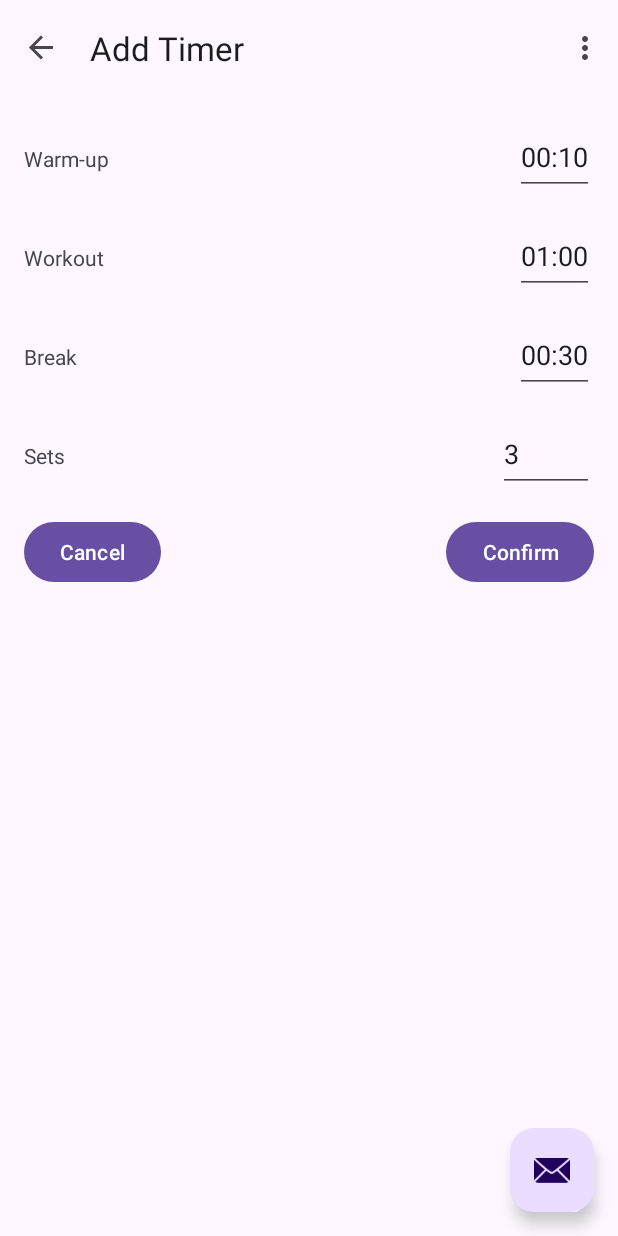
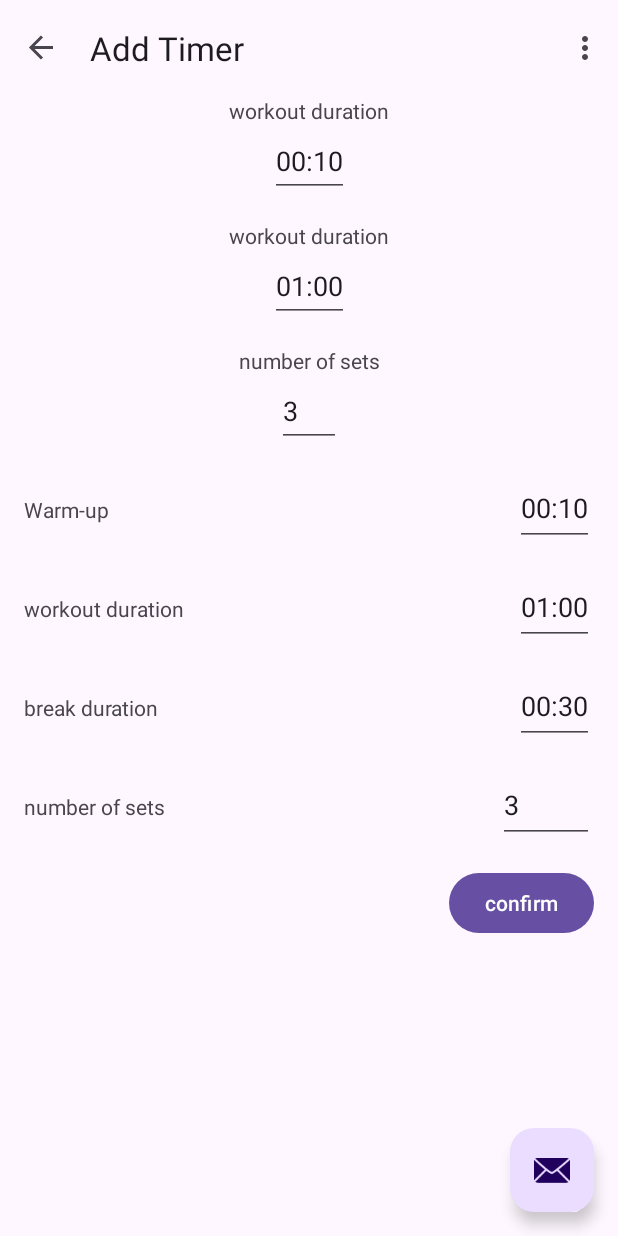
Before and after one commit to felixmerz00/workout-timer, an Android app: the AddTimer screen opened through its navigation route, on a phone screen of 412 x 824 dp. Run offline under Robolectric (Android 15) with nearby library versions, the phone set to English and light mode, and no system bars; our stand-ins replace navigation-ui.

Commit message:
create timer updated layout

```diff
--- a/app/src/main/res/layout/fragment_add_timer.xml
+++ b/app/src/main/res/layout/fragment_add_timer.xml
@@ -1,8 +1,93 @@
 <?xml version="1.0" encoding="utf-8"?>
 <androidx.constraintlayout.widget.ConstraintLayout xmlns:android="http://schemas.android.com/apk/res/android"
     xmlns:app="http://schemas.android.com/apk/res-auto"
+    xmlns:tools="http://schemas.android.com/tools"
     android:layout_width="match_parent"
     android:layout_height="match_parent" >
+
+    <androidx.constraintlayout.widget.ConstraintLayout
+        android:id="@+id/ConstraintLayoutChild"
+        android:layout_width="match_parent"
+        android:layout_height="wrap_content"
+        app:layout_constraintTop_toTopOf="parent"
+        app:layout_constraintStart_toStartOf="parent"
+        app:layout_constraintEnd_toEndOf="parent"
+        app:layout_constraintBottom_toTopOf="@id/LinearLayoutWarmUp">
+
+
+        <TextView
+            android:id="@+id/tfWoDuration"
+            android:layout_width="wrap_content"
+            android:layout_height="wrap_content"
+            android:text="@string/workout"
+            android:layout_marginTop="16dp"
+            app:layout_constraintTop_toTopOf="parent"
+            app:layout_constraintStart_toStartOf="parent"
+            app:layout_constraintEnd_toEndOf="parent"
+            app:layout_constraintBottom_toTopOf="@id/etWoDuration"/>
+
+        <EditText
+            android:id="@+id/etWoDuration"
+            android:layout_width="wrap_content"
+            android:layout_height="48dp"
+            android:inputType="time"
+            android:text="@string/warm_up_initial_value"
+            android:importantForAutofill="no"
+            app:layout_constraintTop_toBottomOf="@id/tfWoDuration"
+            app:layout_constraintStart_toStartOf="parent"
+            app:layout_constraintEnd_toEndOf="parent"
+            app:layout_constraintBottom_toTopOf="@id/tfBreakDuration"/>
+
+        <TextView
+            android:id="@+id/tfBreakDuration"
+            android:layout_width="wrap_content"
+            android:layout_height="wrap_content"
+            android:text="@string/workout"
+            android:layout_marginTop="16dp"
+            app:layout_constraintTop_toBottomOf="@id/etWoDuration"
+            app:layout_constraintStart_toStartOf="parent"
+            app:layout_constraintEnd_toEndOf="parent"
+            app:layout_constraintBottom_toTopOf="@id/etBreakDuration"
+            />
+
+        <EditText
+            android:id="@+id/etBreakDuration"
+            android:layout_width="wrap_content"
+            android:layout_height="48dp"
+            android:inputType="time"
+            android:text="@string/workout_initial_value"
+            android:importantForAutofill="no"
+            app:layout_constraintTop_toBottomOf="@id/tfBreakDuration"
+            app:layout_constraintStart_toStartOf="parent"
+            app:layout_constraintEnd_toEndOf="parent"
+            app:layout_constraintBottom_toTopOf="@id/tvNumSets" />
+
+        <TextView
+            android:id="@+id/tvNumSets"
+            android:layout_width="wrap_content"
+            android:layout_height="wrap_content"
+            android:text="@string/sets"
+            android:layout_marginTop="16dp"
+            app:layout_constraintTop_toBottomOf="@id/etBreakDuration"
+            app:layout_constraintStart_toStartOf="parent"
+            app:layout_constraintEnd_toEndOf="parent"
+            app:layout_constraintBottom_toTopOf="@id/etNumSets" />
+
+        <EditText
+            android:id="@+id/etNumSets"
+            android:layout_width="wrap_content"
+            android:layout_height="48dp"
+            android:ems="2"
+            android:hint="@string/hint_number_sets"
+            android:text="@string/sets_initial_value"
+            android:inputType="number"
+            android:importantForAutofill="no"
+            app:layout_constraintTop_toBottomOf="@id/tvNumSets"
+            app:layout_constraintStart_toStartOf="parent"
+            app:layout_constraintEnd_toEndOf="parent"
+            app:layout_constraintBottom_toTopOf="parent" />
+
+    </androidx.constraintlayout.widget.ConstraintLayout>
 
     <LinearLayout
         android:id="@+id/LinearLayoutWarmUp"
@@ -14,7 +99,7 @@
         android:orientation="horizontal"
         app:layout_constraintLeft_toLeftOf="parent"
         app:layout_constraintRight_toRightOf="parent"
-        app:layout_constraintTop_toTopOf="parent">
+        app:layout_constraintTop_toBottomOf="@id/ConstraintLayoutChild">
 
         <TextView
             android:id="@+id/textView"
@@ -120,17 +205,6 @@
     </LinearLayout>
 
     <Button
-        android:id="@+id/buttonCancel"
-        android:layout_width="wrap_content"
-        android:layout_height="wrap_content"
-        android:layout_marginStart="16dp"
-        android:layout_marginTop="16dp"
-        android:layout_marginEnd="16dp"
-        android:text="@string/cancel"
-        app:layout_constraintLeft_toLeftOf="parent"
-        app:layout_constraintTop_toBottomOf="@id/LinearLayoutSets" />
-
-    <Button
         android:id="@+id/buttonConfirm"
         android:layout_width="wrap_content"
         android:layout_height="wrap_content"
--- a/app/src/main/res/values/strings.xml
+++ b/app/src/main/res/values/strings.xml
@@ -23,12 +23,12 @@
 
     <string name="warm_up">Warm-up</string>
     <string name="warm_up_initial_value">00:10</string>
-    <string name="workout">Workout</string>
+    <string name="workout">workout duration</string>
     <string name="workout_initial_value">01:00</string>
-    <string name="break_string">Break</string>
+    <string name="break_string">break duration</string>
     <string name="break_initial_value">00:30</string>
-    <string name="sets">Sets</string>
-    <string name="cancel">Cancel</string>
+    <string name="sets">number of sets</string>
+    <string name="cancel">cancel</string>
     <string name="sets_initial_value">3</string>
-    <string name="confirm">Confirm</string>
+    <string name="confirm">confirm</string>
 </resources>
```
